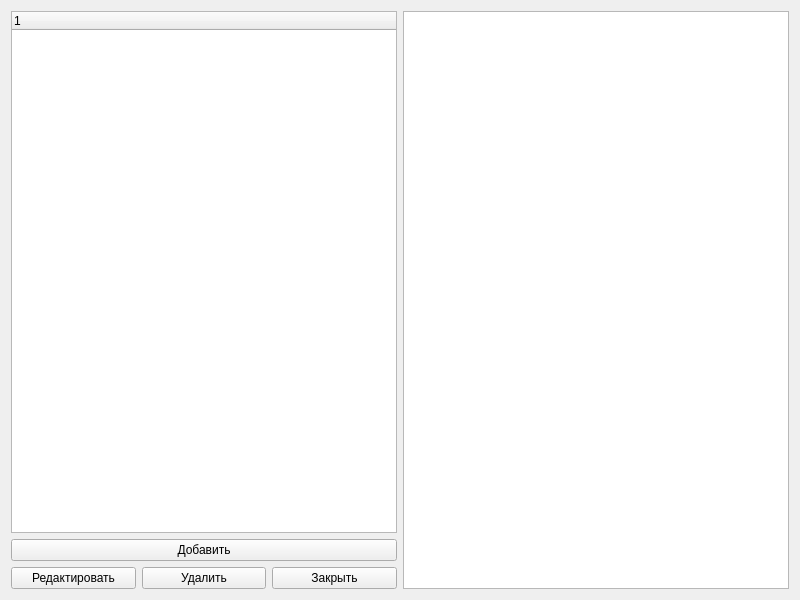
Before: the Qt Designer form widget.ui in understanding12/project_library_0, drawn with Qt 5.
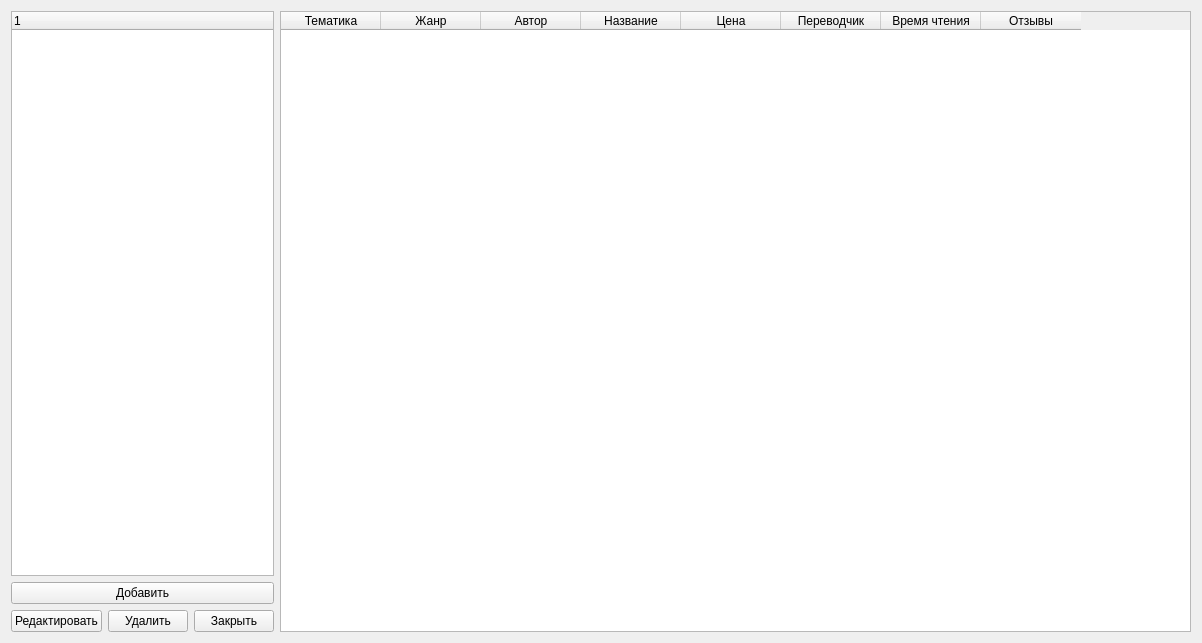
After: the same form once the commit is applied.

Commit message: Добавлена табличка и починено время чтения

Diff of the .ui file:
```diff
--- a/widget.ui
+++ b/widget.ui
@@ -6,18 +6,15 @@
    <rect>
     <x>0</x>
     <y>0</y>
-    <width>800</width>
-    <height>600</height>
+    <width>1202</width>
+    <height>643</height>
    </rect>
   </property>
   <property name="windowTitle">
    <string>Widget</string>
   </property>
-  <layout class="QGridLayout" name="gridLayout">
-   <item row="0" column="1">
-    <widget class="QListWidget" name="listWidget"/>
-   </item>
-   <item row="0" column="0">
+  <layout class="QHBoxLayout" name="horizontalLayout_2" stretch="10,60">
+   <item>
     <layout class="QVBoxLayout" name="verticalLayout">
      <item>
       <widget class="QTreeWidget" name="treeWidget">
@@ -62,6 +59,50 @@
      </item>
     </layout>
    </item>
+   <item>
+    <widget class="QTableWidget" name="tableWidget">
+     <column>
+      <property name="text">
+       <string>Тематика</string>
+      </property>
+     </column>
+     <column>
+      <property name="text">
+       <string>Жанр</string>
+      </property>
+     </column>
+     <column>
+      <property name="text">
+       <string>Автор</string>
+      </property>
+     </column>
+     <column>
+      <property name="text">
+       <string>Название</string>
+      </property>
+     </column>
+     <column>
+      <property name="text">
+       <string>Цена</string>
+      </property>
+     </column>
+     <column>
+      <property name="text">
+       <string>Переводчик</string>
+      </property>
+     </column>
+     <column>
+      <property name="text">
+       <string>Время чтения</string>
+      </property>
+     </column>
+     <column>
+      <property name="text">
+       <string>Отзывы</string>
+      </property>
+     </column>
+    </widget>
+   </item>
   </layout>
  </widget>
  <resources/>
```
The commit also changes 23 other files.
